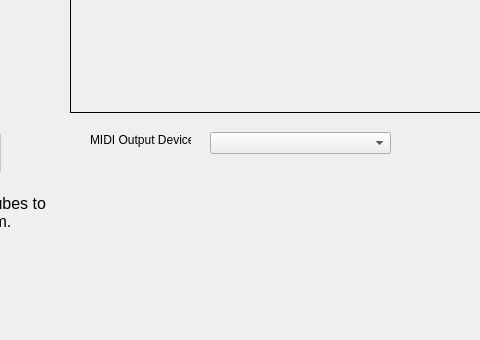
Above: Backend/3DSoundKnete/3DSoundKnete/dsoundknete.ui from irenabecker/AVPrg_DIY3DSoundkulisse before the change; both pictures show x 180 to 660 and y 237 to 577 of the 901 by 577 pixel window. Below: the same form after it.
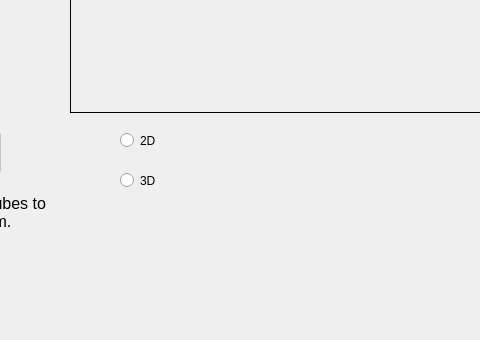
That is the form after the change. Custom widgets are drawn as their Qt base class.

What changed in the file:
```diff
--- a/Backend/3DSoundKnete/3DSoundKnete/dsoundknete.ui
+++ b/Backend/3DSoundKnete/3DSoundKnete/dsoundknete.ui
@@ -39,16 +39,6 @@
      <set>Qt::AlignCenter</set>
     </property>
    </widget>
-   <widget class="QComboBox" name="comboBox">
-    <property name="geometry">
-     <rect>
-      <x>390</x>
-      <y>350</y>
-      <width>181</width>
-      <height>22</height>
-     </rect>
-    </property>
-   </widget>
    <widget class="VideoWidget" name="processedFrameTop">
     <property name="geometry">
      <rect>
@@ -71,19 +61,6 @@
      <set>Qt::AlignCenter</set>
     </property>
    </widget>
-   <widget class="QLabel" name="label">
-    <property name="geometry">
-     <rect>
-      <x>270</x>
-      <y>350</y>
-      <width>101</width>
-      <height>16</height>
-     </rect>
-    </property>
-    <property name="text">
-     <string>MIDI Output Device</string>
-    </property>
-   </widget>
    <widget class="QPushButton" name="calibrateButton">
     <property name="enabled">
      <bool>false</bool>
@@ -124,6 +101,32 @@
      <bool>true</bool>
     </property>
    </widget>
+   <widget class="QRadioButton" name="radioButton2D">
+    <property name="geometry">
+     <rect>
+      <x>300</x>
+      <y>350</y>
+      <width>82</width>
+      <height>17</height>
+     </rect>
+    </property>
+    <property name="text">
+     <string>2D</string>
+    </property>
+   </widget>
+   <widget class="QRadioButton" name="radioButton3D">
+    <property name="geometry">
+     <rect>
+      <x>300</x>
+      <y>390</y>
+      <width>82</width>
+      <height>17</height>
+     </rect>
+    </property>
+    <property name="text">
+     <string>3D</string>
+    </property>
+   </widget>
   </widget>
   <widget class="QMenuBar" name="menuBar">
    <property name="geometry">
```
